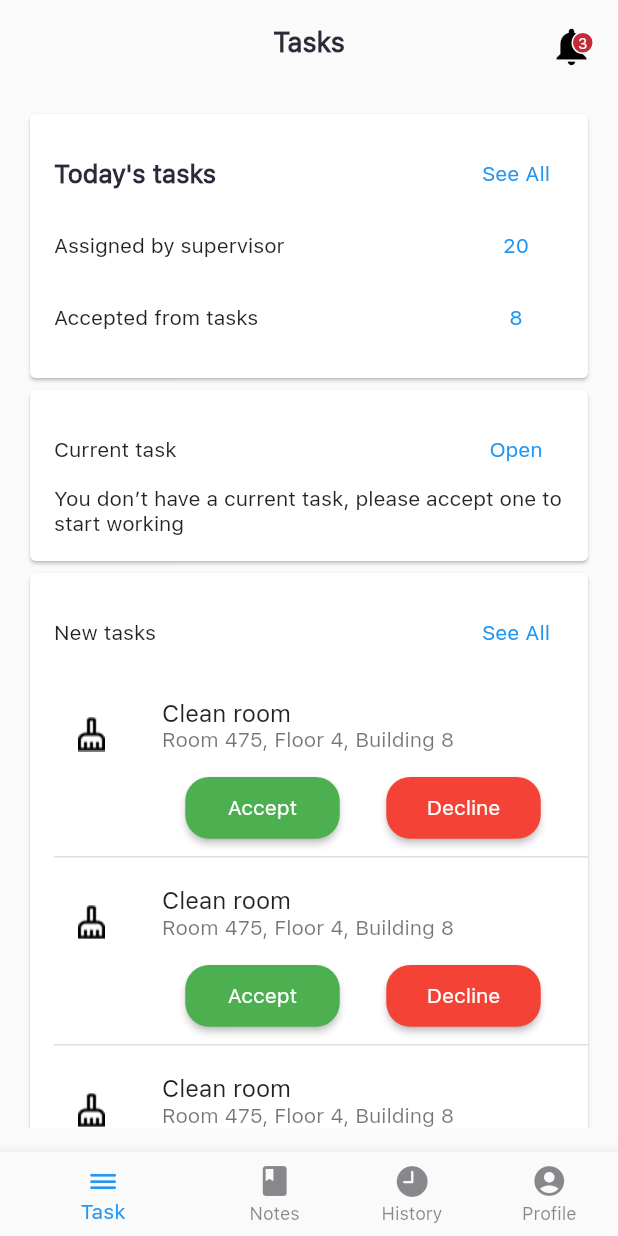
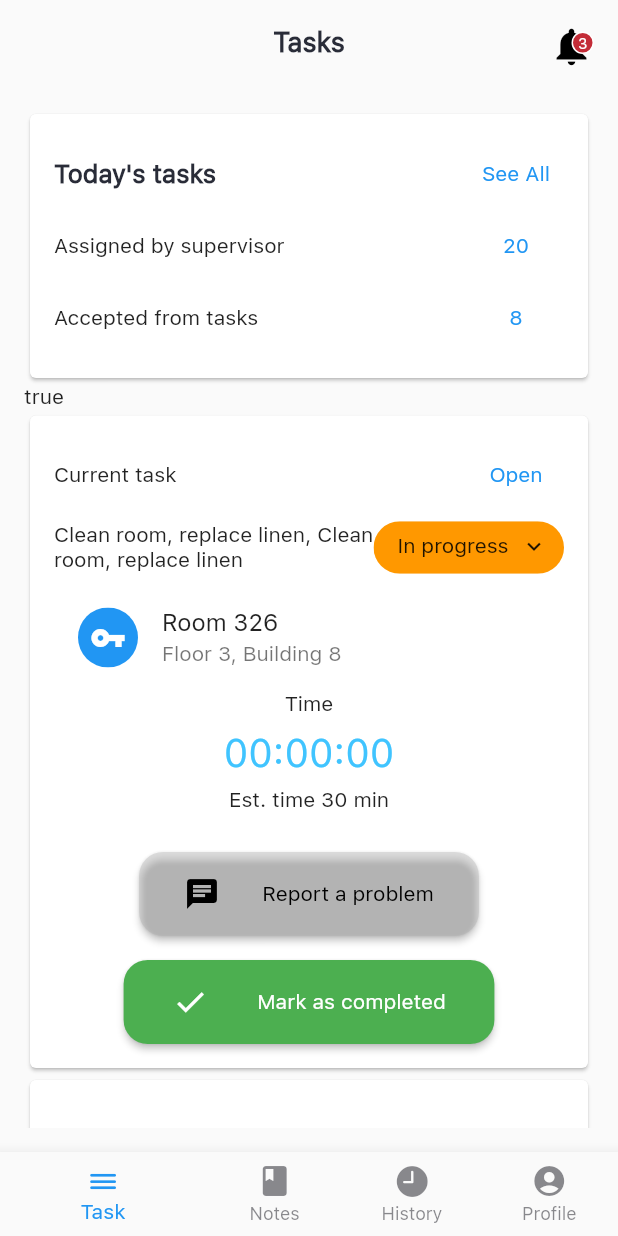
Before and after one commit to mazud21/booking_ninjas, a Flutter app: the screen it shows after launch, after a tap on "Accept", on a phone screen of 412 x 824 dp. Run offline on Flutter 3.47's test engine with Material 2 defaults, Android fonts, the phone set to English and light mode, and no system bars; our stand-ins replace dio, dotted_border, flutter_easyloading, form_validator, get, image_picker and 4 more; network calls fail.

Commit message:
start implement running text(fix and need testing)

```diff
--- a/lib/view/main_pages/tasks.dart
+++ b/lib/view/main_pages/tasks.dart
@@ -1,4 +1,5 @@
-import 'dart:async';
+
+import 'dart:developer';
 
 import 'package:booking_ninjas/theme/colors_texts_widget.dart';
 import 'package:booking_ninjas/view/current_task.dart';
@@ -6,7 +7,6 @@ import 'package:booking_ninjas/view/dashboard.dart';
 import 'package:booking_ninjas/view/detail_new_task.dart';
 import 'package:booking_ninjas/view/detail_today_tasks_all.dart';
 import 'package:booking_ninjas/view/new_task_all.dart';
-import 'package:booking_ninjas/widgets/appbar_custom.dart';
 import 'package:flutter/cupertino.dart';
 import 'package:flutter/material.dart';
 import 'package:get/get.dart';
@@ -14,7 +14,6 @@ import 'package:shared_preferences/shared_preferences.dart';
 import 'package:stop_watch_timer/stop_watch_timer.dart';
 
 import '../../widgets/completed_task.dart';
-import '../../widgets/stopwatch.dart';
 
 class Tasks extends StatefulWidget {
   @override
@@ -22,18 +21,59 @@ class Tasks extends StatefulWidget {
 }
 
 class _TasksState extends State<Tasks> {
+
+  late SharedPreferences prefs;
+  late String activeTask;
+  ValueNotifier<bool> _switchValue = ValueNotifier<bool>(false);
+
+  @override
+  void initState() {
+    // TODO: implement initState
+    super.initState();
+
+    Future.delayed(Duration(seconds: 1), () {
+      checkTaskAvailable();
+
+    });
+
+  }
+
+  checkTaskAvailable() async {
+    prefs = await SharedPreferences.getInstance();
+    activeTask = prefs.getString('task')!;
+
+    if(activeTask == 'inActive'){
+      setState(() {
+
+      });
+      _switchValue = ValueNotifier<bool>(false);
+    } else {
+      setState(() {
+
+      });
+      _switchValue = ValueNotifier<bool>(true);
+    }
+
+  }
+
   @override
   Widget build(BuildContext context) {
     return Scaffold(
-      body: Container(
+      body: ValueListenableBuilder(
+          valueListenable: _switchValue,
+          builder: (context, value, child) {
+            return  Container(
               padding: const EdgeInsets.all(16),
               child: ListView(
                 children: [
                   Card1(),
-            Card2(),
-            Card3(),
+                  Text('$value'),
+                  Card2(switchValue: value),
+                  Card3(switchValue: _switchValue),
                 ],
               ),
+            );
+          },
       ),
     );
   }
@@ -105,6 +145,11 @@ class _Card1State extends State<Card1> {
 }
 
 class Card2 extends StatefulWidget {
+
+  late bool switchValue;
+
+  Card2({required this.switchValue});
+
   @override
   State<Card2> createState() => _Card2State();
 }
@@ -120,12 +165,26 @@ class _Card2State extends State<Card2> {
     // TODO: implement initState
     super.initState();
 
+    Future.delayed(Duration(seconds: 5), () {
       checkTaskAvailable();
+
+    });
   }
+
 
   checkTaskAvailable() async {
     prefs = await SharedPreferences.getInstance();
     activeTask = prefs.getString('task')!;
+
+    log('CHECK_VALUE_TASK: $activeTask');
+
+    if(widget.switchValue){
+      setState(() {
+
+      });
+
+    }
+
   }
 
   @override
@@ -145,7 +204,8 @@ class _Card2State extends State<Card2> {
                 )
               ],
             ),
-            activeTask == 'active' ? ActiveTask() : noTask
+            widget.switchValue ? ActiveTask() : noTask,
+            //activeTask == 'active' ? ActiveTask() : noTask
           ],
         ),
       ),
@@ -155,6 +215,177 @@ class _Card2State extends State<Card2> {
   Widget noTask = const Center(
     child: Text('You don’t have a current task, please accept one to start working'),
   );
+}
+
+class Card3 extends StatefulWidget {
+
+  late ValueNotifier<bool> switchValue;
+
+  Card3({required this.switchValue});
+
+  @override
+  State<Card3> createState() => _Card3State();
+}
+
+class _Card3State extends State<Card3> {
+
+  late SharedPreferences prefs;
+  late String actTask;
+
+  activeTask() async {
+    prefs = await SharedPreferences.getInstance();
+    prefs.setString('task', 'active');
+  }
+
+  checkTaskAvailable() async {
+    prefs = await SharedPreferences.getInstance();
+    actTask = prefs.getString('task')!;
+
+    if(actTask == 'inActive'){
+      widget.switchValue.value = false;
+    }
+
+  }
+
+  saveTime() async {
+    //Insert
+    prefs = await SharedPreferences.getInstance();
+    prefs.setInt('time', DateTime.now().millisecondsSinceEpoch);
+  }
+
+  @override
+  void initState() {
+    // TODO: implement initState
+    super.initState();
+    checkTaskAvailable();
+  }
+
+  @override
+  Widget build(BuildContext context) {
+    return Card(
+      child: Padding(
+        padding: EdgeInsets.fromLTRB(16, 16, 0, 16),
+        child: Column(
+          children: [
+            Padding(
+              padding: EdgeInsets.only(right: 16),
+              child: Row(
+                mainAxisAlignment: MainAxisAlignment.spaceBetween,
+                children: [
+                  Text('New tasks'),
+                  TextButton(
+                    onPressed: () => bsNewTaskAll(context),
+                    child: Text('See All'),
+                  ),
+                ],
+              ),
+            ),
+            ListView.builder(
+              shrinkWrap: true,
+              physics: NeverScrollableScrollPhysics(),
+              itemCount: 3,
+              itemBuilder: (context, index) {
+                return Column(
+                  crossAxisAlignment: CrossAxisAlignment.start,
+                  children: [
+                    SizedBox(
+                      height: 16,
+                    ),
+                    ListTile(
+                      onTap: () => bsDetailTodayTask(context),
+                      leading: Image.asset('assets/images/broom.png'),
+                      title: Text('Clean room'),
+                      //subtitle: Text('Room 475, Floor 4, Building 8'),
+                      subtitle: Column(
+                        crossAxisAlignment: CrossAxisAlignment.start,
+                        children: [
+                          Text('Room 475, Floor 4, Building 8'),
+                          SizedBox(
+                            height: 16,
+                          ),
+                          Row(
+                            mainAxisAlignment: MainAxisAlignment.spaceAround,
+                            crossAxisAlignment: CrossAxisAlignment.start,
+                            children: [
+                              SizedBox(
+                                width: MediaQuery.of(context).size.width * 0.25,
+                                height:
+                                    MediaQuery.of(context).size.height * 0.05,
+                                child: ElevatedButton(
+                                    style: ElevatedButton.styleFrom(
+                                      primary: Colors.green,
+                                      shape: RoundedRectangleBorder(
+                                        borderRadius: BorderRadius.circular(16),
+                                      ),
+                                    ),
+                                    onPressed: () {
+                                      activeTask();
+                                      saveTime();
+
+                                      widget.switchValue.value = true;
+
+                                    },
+                                    child: Text('Accept')),
+                              ),
+                              SizedBox(
+                                width: MediaQuery.of(context).size.width * 0.25,
+                                height:
+                                    MediaQuery.of(context).size.height * 0.05,
+                                child: ElevatedButton(
+                                    style: ElevatedButton.styleFrom(
+                                      primary: Colors.red,
+                                      shape: RoundedRectangleBorder(
+                                        borderRadius: BorderRadius.circular(16),
+                                      ),
+                                    ),
+                                    onPressed: () => /*Get.to(Login())*/ null,
+                                    child: Text('Decline')),
+                              ),
+                            ],
+                          ),
+                          SizedBox(
+                            height: 8,
+                          ),
+                        ],
+                      ),
+                    ),
+                    Divider(
+                      height: 0.1,
+                      color: Color.fromRGBO(205, 205, 205, 1.0),
+                    )
+                  ],
+                );
+              },
+            )
+          ],
+        ),
+      ),
+    );
+  }
+
+  bsDetailTodayTask(BuildContext context) {
+    showModalBottomSheet(
+        context: context,
+        isScrollControlled: true,
+        builder: (context) {
+          return FractionallySizedBox(
+            heightFactor: 0.9,
+            child: DetailNewTask(),
+          );
+        });
+  }
+
+  bsNewTaskAll(BuildContext context) {
+    showModalBottomSheet(
+        context: context,
+        isScrollControlled: true,
+        builder: (context) {
+          return FractionallySizedBox(
+            heightFactor: 0.9,
+            child: NewTaskAll(),
+          );
+        });
+  }
 }
 
 class ActiveTask extends StatefulWidget {
@@ -206,13 +437,10 @@ class _ActiveTaskState extends State<ActiveTask> {
   loadTime() async {
     int a = await restoreTime();
 
-    print('CHECK_TIME: $a');
+    print('CHECK_TIMEA: $a');
 
-    if (a == 0) {
-    } else {
     _stopWatchTimer.setPresetSecondTime(a);
     _stopWatchTimer.onExecute.add(StopWatchExecute.start);
-    }
   }
 
   @override
@@ -361,155 +589,3 @@ class _ActiveTaskState extends State<ActiveTask> {
   }
 
 }
-
-
-class Card3 extends StatefulWidget {
-  const Card3({Key? key}) : super(key: key);
-
-  @override
-  State<Card3> createState() => _Card3State();
-}
-
-class _Card3State extends State<Card3> {
-
-  late SharedPreferences prefs;
-
-  activeTask() async {
-    prefs = await SharedPreferences.getInstance();
-    prefs.setString('task', 'active');
-  }
-
-  saveTime() async {
-    //Insert
-    prefs = await SharedPreferences.getInstance();
-    prefs.setInt('time', DateTime.now().millisecondsSinceEpoch);
-  }
-
-  @override
-  Widget build(BuildContext context) {
-    return Card(
-      child: Padding(
-        padding: EdgeInsets.fromLTRB(16, 16, 0, 16),
-        child: Column(
-          children: [
-            Padding(
-              padding: EdgeInsets.only(right: 16),
-              child: Row(
-                mainAxisAlignment: MainAxisAlignment.spaceBetween,
-                children: [
-                  Text('New tasks'),
-                  TextButton(
-                    onPressed: () => bsNewTaskAll(context),
-                    child: Text('See All'),
-                  ),
-                ],
-              ),
-            ),
-            ListView.builder(
-              shrinkWrap: true,
-              physics: NeverScrollableScrollPhysics(),
-              itemCount: 3,
-              itemBuilder: (context, index) {
-                return Column(
-                  crossAxisAlignment: CrossAxisAlignment.start,
-                  children: [
-                    SizedBox(
-                      height: 16,
-                    ),
-                    ListTile(
-                      onTap: () => bsDetailTodayTask(context),
-                      leading: Image.asset('assets/images/broom.png'),
-                      title: Text('Clean room'),
-                      //subtitle: Text('Room 475, Floor 4, Building 8'),
-                      subtitle: Column(
-                        crossAxisAlignment: CrossAxisAlignment.start,
-                        children: [
-                          Text('Room 475, Floor 4, Building 8'),
-                          SizedBox(
-                            height: 16,
-                          ),
-                          Row(
-                            mainAxisAlignment: MainAxisAlignment.spaceAround,
-                            crossAxisAlignment: CrossAxisAlignment.start,
-                            children: [
-                              SizedBox(
-                                width: MediaQuery.of(context).size.width * 0.25,
-                                height:
-                                    MediaQuery.of(context).size.height * 0.05,
-                                child: ElevatedButton(
-                                    style: ElevatedButton.styleFrom(
-                                      primary: Colors.green,
-                                      shape: RoundedRectangleBorder(
-                                        borderRadius: BorderRadius.circular(16),
-                                      ),
-                                    ),
-                                    onPressed: () {
-                                      activeTask();
-                                      saveTime();
-
-                                      //temporary method
-                                      Get.offAll(Dashboard());
-
-                                    },
-                                    child: Text('Accept')),
-                              ),
-                              SizedBox(
-                                width: MediaQuery.of(context).size.width * 0.25,
-                                height:
-                                    MediaQuery.of(context).size.height * 0.05,
-                                child: ElevatedButton(
-                                    style: ElevatedButton.styleFrom(
-                                      primary: Colors.red,
-                                      shape: RoundedRectangleBorder(
-                                        borderRadius: BorderRadius.circular(16),
-                                      ),
-                                    ),
-                                    onPressed: () => /*Get.to(Login())*/ null,
-                                    child: Text('Decline')),
-                              ),
-                            ],
-                          ),
-                          SizedBox(
-                            height: 8,
-                          ),
-                        ],
-                      ),
-                    ),
-                    Divider(
-                      height: 0.1,
-                      color: Color.fromRGBO(205, 205, 205, 1.0),
-                    )
-                  ],
-                );
-              },
-            )
-          ],
-        ),
-      ),
-    );
-  }
-
-  bsDetailTodayTask(BuildContext context) {
-    showModalBottomSheet(
-        context: context,
-        isScrollControlled: true,
-        builder: (context) {
-          return FractionallySizedBox(
-            heightFactor: 0.9,
-            child: DetailNewTask(),
-          );
-        });
-  }
-
-  bsNewTaskAll(BuildContext context) {
-    showModalBottomSheet(
-        context: context,
-        isScrollControlled: true,
-        builder: (context) {
-          return FractionallySizedBox(
-            heightFactor: 0.9,
-            child: NewTaskAll(),
-          );
-        });
-  }
-}
```
Lines whose indentation alone changed are shown as unchanged.
